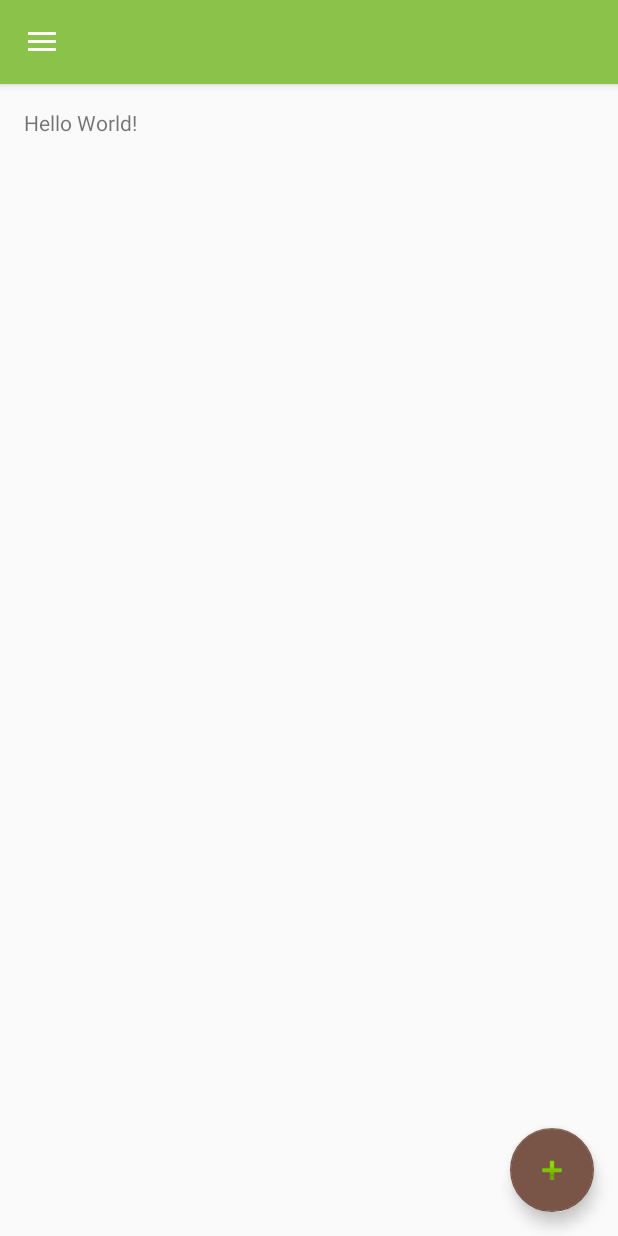
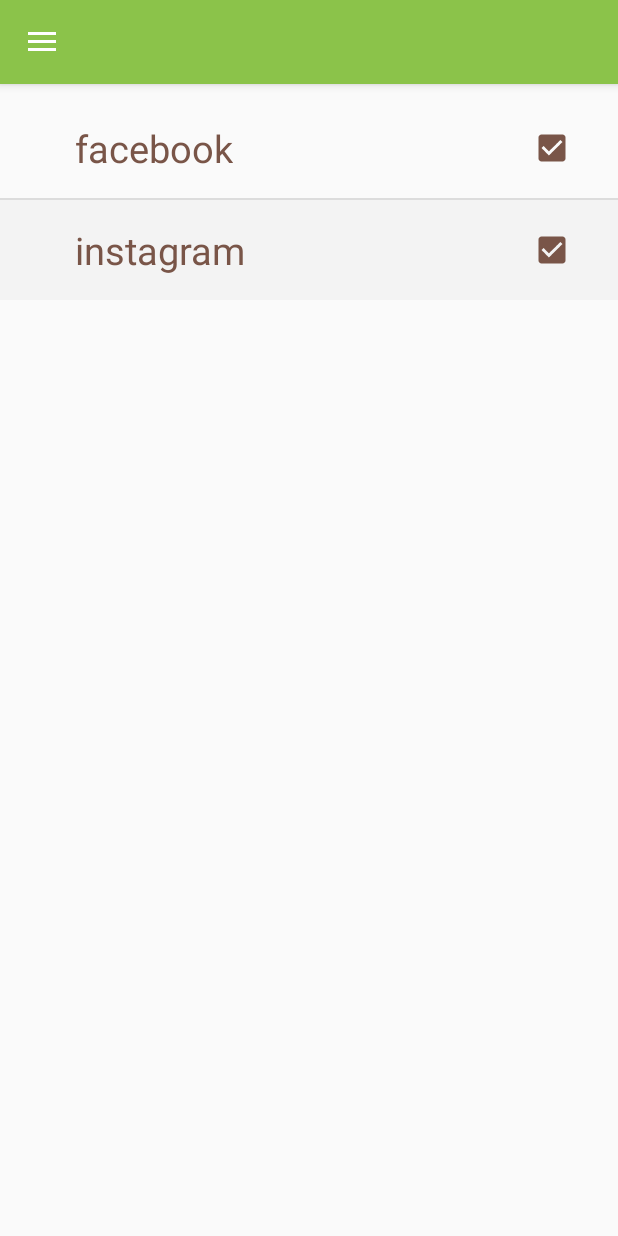
Before and after one commit to diegoalejogm/Hi, an Android app: the EditCategoryActivity screen opened directly, with no data from a screen before it, on a phone screen of 412 x 824 dp. Run offline under Robolectric (Android 15) with nearby library versions, the phone set to English and light mode, and no system bars; libraries missing offline, so code that uses them is left out: com.google.zxing.integration; 1 statement that could not run was skipped.

```diff
--- a/app/src/main/java/com/fbteam/hi/Configuration.java
+++ b/app/src/main/java/com/fbteam/hi/Configuration.java
@@ -14,7 +14,7 @@ public class Configuration {
 
     // storage
     public static final String DB_PREFERENCES = "MyPreferences";
-
+    public static final String CATEGORY_ID = "CategoryID";
 
     public static final int TYPE_LINK_PHONE = 0;
     public static final int TYPE_LINK_WEBSITE =  1;
--- a/app/src/main/java/com/fbteam/hi/activities/EditCategoryActivity.java
+++ b/app/src/main/java/com/fbteam/hi/activities/EditCategoryActivity.java
@@ -3,14 +3,19 @@ package com.fbteam.hi.activities;
 import android.os.Bundle;
 import android.support.design.widget.FloatingActionButton;
 import android.support.v7.widget.Toolbar;
+import android.view.Menu;
+import android.view.MenuItem;
 import android.view.View;
 import android.widget.AdapterView;
 import android.widget.ListView;
+import android.widget.TextView;
 
+import com.fbteam.hi.Configuration;
 import com.fbteam.hi.R;
 import com.fbteam.hi.adapters.CategoryListAdapter;
 import com.fbteam.hi.adapters.EditCategoryListAdapter;
 import com.fbteam.hi.helper.CaptureQRActivityAnyOrientation;
+import com.fbteam.hi.models.App;
 import com.fbteam.hi.models.Category;
 import com.google.zxing.integration.android.IntentIntegrator;
 
@@ -27,36 +32,34 @@ public class EditCategoryActivity extends ActivityNavMenu implements View.OnClic
     @Override
     protected void onCreate(Bundle savedInstanceState) {
         super.onCreate(savedInstanceState);
-        setContentView(R.layout.activity_home);
+        setContentView(R.layout.activity_edit_category);
         Toolbar toolbar = (Toolbar) findViewById(R.id.toolbar);
         loadNavDrawer(toolbar);
 
-//        editingCategoryId = 0;
-
+        // load editing category id
+        int categId = getIntent().getExtras().getInt(Configuration.CATEGORY_ID);
+//        int categId = Integer.parseInt(categIdStr);
+        editingCategory = App.getMe().getCategories().get(categId);
         findElements();
     }
 
 
     private void findElements(){
 
+        // set up title
+
+        TextView txt = (TextView)findViewById(R.id.category_title);
+        txt.setText(editingCategory.getName());
+
         /// set up list
+
         links = (ListView) findViewById(R.id.categoriesList);
-        links.setAdapter(new EditCategoryListAdapter(this, R.layout.category_row, editingCategory));
+        links.setAdapter(new EditCategoryListAdapter(this, R.layout.edit_category_row, editingCategory));
         links.setOnItemClickListener(new AdapterView.OnItemClickListener() {
             @Override
             public void onItemClick(AdapterView<?> adapterView, View view, int i, long l) {
-                Category clickedShout = (Category) adapterView.getItemAtPosition(i);
-//                intent.putExtra("theDataIdentifier", yourData);
-//                clickedShout.
-                // create
-//                clickedShout.createQRCode();
-
-
-
-//                FragmentShoutDetail fragmentShoutDetail = new FragmentShoutDetail();
-//                fragmentShoutDetail.setShoutDetail(clickedShout);
-//
-//                fragmentShoutDetail.show(getFragmentManager(), "Shout detail");
+                Category clickedCateg = (Category) adapterView.getItemAtPosition(i);
+//                clickedCateg.
             }
         });
 
@@ -71,4 +74,26 @@ public class EditCategoryActivity extends ActivityNavMenu implements View.OnClic
                 break;
         }
     }
+
+    @Override
+    public boolean onCreateOptionsMenu(Menu menu) {
+        // Inflate the menu; this adds items to the action bar if it is present.
+        getMenuInflater().inflate(R.menu.editing, menu);
+        return true;
+    }
+
+    @Override
+    public boolean onOptionsItemSelected(MenuItem item) {
+        // Handle action bar item clicks here. The action bar will
+        // automatically handle clicks on the Home/Up button, so long
+        // as you specify a parent activity in AndroidManifest.xml.
+        int id = item.getItemId();
+        //noinspection SimplifiableIfStatement
+        if (id == R.id.action_menu_done) {
+            //save user
+            //TODO: save category here
+            return true;
+        }
+        return super.onOptionsItemSelected(item);
+    }
 }
--- a/app/src/main/java/com/fbteam/hi/activities/LoginActivity.java
+++ b/app/src/main/java/com/fbteam/hi/activities/LoginActivity.java
@@ -80,7 +80,7 @@ public class LoginActivity extends Activity implements View.OnClickListener  {
     @Override
     public boolean onCreateOptionsMenu(Menu menu) {
         // Inflate the menu; this adds items to the action bar if it is present.
-//        getMenuInflater().inflate(R.menu.menu_main, menu);
+//        getMenuInflater().inflate(R.menu.editing, menu);
         return true;
     }
 
--- a/app/src/main/java/com/fbteam/hi/models/User.java
+++ b/app/src/main/java/com/fbteam/hi/models/User.java
@@ -36,7 +36,6 @@ public class User {
         c1.addLink(link2);
         Category c2 = new Category("Professional");
         c2.addLink(link2);
-        c2.addLink(link3);
 
         links.add(link1);
         links.add(link2);
@@ -55,7 +54,6 @@ public class User {
     {
         return categories;
     }
-
 
     public void persist(SharedPreferences preferences)
     {
--- /dev/null
+++ b/app/src/main/res/layout/activity_edit_category.xml
@@ -0,0 +1,25 @@
+<?xml version="1.0" encoding="utf-8"?>
+<android.support.v4.widget.DrawerLayout xmlns:android="http://schemas.android.com/apk/res/android"
+    xmlns:app="http://schemas.android.com/apk/res-auto"
+    xmlns:tools="http://schemas.android.com/tools"
+    android:id="@+id/drawer_layout"
+    android:layout_width="match_parent"
+    android:layout_height="match_parent"
+    android:fitsSystemWindows="true"
+    tools:openDrawer="start">
+
+    <include
+        layout="@layout/content_edit_category"
+        android:layout_width="match_parent"
+        android:layout_height="match_parent" />
+
+    <android.support.design.widget.NavigationView
+        android:id="@+id/nav_view"
+        android:layout_width="wrap_content"
+        android:layout_height="match_parent"
+        android:layout_gravity="start"
+        android:fitsSystemWindows="true"
+        app:headerLayout="@layout/nav_header_home"
+        app:menu="@menu/activity_home_drawer" />
+
+</android.support.v4.widget.DrawerLayout>
--- a/app/src/main/res/layout/app_bar_home.xml
+++ b/app/src/main/res/layout/app_bar_home.xml
@@ -17,7 +17,9 @@
             android:layout_width="match_parent"
             android:layout_height="?attr/actionBarSize"
             android:background="?attr/colorPrimary"
-            app:popupTheme="@style/AppTheme.PopupOverlay" />
+            app:popupTheme="@style/AppTheme.PopupOverlay">
+
+        </android.support.v7.widget.Toolbar>
 
     </android.support.design.widget.AppBarLayout>
 
--- /dev/null
+++ b/app/src/main/res/layout/content_edit_category.xml
@@ -0,0 +1,38 @@
+<?xml version="1.0" encoding="utf-8"?>
+<RelativeLayout xmlns:android="http://schemas.android.com/apk/res/android"
+    xmlns:app="http://schemas.android.com/apk/res-auto"
+    xmlns:tools="http://schemas.android.com/tools"
+    android:layout_width="match_parent"
+    android:layout_height="match_parent"
+    app:layout_behavior="@string/appbar_scrolling_view_behavior"
+    tools:context=".activities.EditCategoryActivity"
+    tools:showIn="@layout/activity_edit_category">
+
+    <android.support.design.widget.AppBarLayout
+        android:layout_width="match_parent"
+        android:layout_height="wrap_content"
+        android:theme="@style/AppTheme.AppBarOverlay">
+
+        <android.support.v7.widget.Toolbar
+            android:id="@+id/toolbar"
+            android:layout_width="match_parent"
+            android:layout_height="?attr/actionBarSize"
+            android:background="?attr/colorPrimary"
+            app:popupTheme="@style/AppTheme.PopupOverlay"/>
+    </android.support.design.widget.AppBarLayout>
+
+    <EditText
+        android:layout_width="200dp"
+        android:layout_height="wrap_content"
+        android:text="Hello World!"
+        android:layout_marginLeft="20dp"
+        android:textSize="25sp"
+        android:id="@+id/category_title" />
+
+    <ListView
+        android:layout_width="fill_parent"
+        android:layout_height="wrap_content"
+        android:id="@+id/categoriesList"
+        android:layout_below="@+id/category_title"
+        android:layout_marginTop="10dp" />
+</RelativeLayout>
--- a/app/src/main/res/layout/content_home.xml
+++ b/app/src/main/res/layout/content_home.xml
@@ -12,11 +12,6 @@
     tools:context=".activities.HomeActivity"
     tools:showIn="@layout/app_bar_home">
 
-    <TextView
-        android:layout_width="wrap_content"
-        android:layout_height="wrap_content"
-        android:text="Hello World!" />
-
     <ListView
         android:layout_width="fill_parent"
         android:layout_height="fill_parent"
--- a/app/src/main/res/layout/edit_category_row.xml
+++ b/app/src/main/res/layout/edit_category_row.xml
@@ -1,8 +1,11 @@
 <RelativeLayout xmlns:android="http://schemas.android.com/apk/res/android"
+    xmlns:app="http://schemas.android.com/apk/res-auto"
+    xmlns:tools="http://schemas.android.com/tools"
     android:orientation="vertical"
     android:layout_width="match_parent"
     android:layout_height="wrap_content"
     android:id="@+id/layoutBg"
+    android:fitsSystemWindows="true"
     android:weightSum="1.0">
 
     <RelativeLayout
--- a/app/src/main/res/layout/edit_link_row.xml
+++ b/app/src/main/res/layout/edit_link_row.xml
@@ -31,9 +31,9 @@
             android:hint="username"
             android:layout_centerVertical="true"
             android:layout_marginRight="10dp"
-            android:theme="@style/EditTextTheme"
             android:textColor="@color/primary_dark"
             android:textAlignment="center"
-            android:text="nshevchenko" />
+            android:text="nshevchenko"
+            android:theme="@style/EditTextTheme" />
     </RelativeLayout>
 </RelativeLayout>
--- a/app/src/main/res/layout/nav_header_home.xml
+++ b/app/src/main/res/layout/nav_header_home.xml
@@ -18,6 +18,7 @@
         android:paddingTop="@dimen/nav_header_vertical_spacing"
         android:src="@android:drawable/sym_def_app_icon" />
 
+
     <TextView
         android:layout_width="match_parent"
         android:layout_height="wrap_content"
--- a/app/src/main/res/menu/activity_home_drawer.xml
+++ b/app/src/main/res/menu/activity_home_drawer.xml
@@ -7,13 +7,14 @@
             android:icon="@drawable/ic_menu_camera"
             android:title="Scan user" />
         <item
+            android:id="@+id/nav_new_category"
+            android:icon="@drawable/ic_menu_slideshow"
+            android:title="Add new category" />
+        <item
             android:id="@+id/nav_edit_links"
             android:icon="@drawable/ic_menu_gallery"
-            android:title="Edit links" />
-        <item
-            android:id="@+id/nav_edit_categories"
-            android:icon="@drawable/ic_menu_slideshow"
-            android:title="Edit categories" />
+            android:title="Edit my profile" />
+
     </group>
 
     <item android:title="Communicate">
@@ -21,7 +22,7 @@
             <item
                 android:id="@+id/nav_share"
                 android:icon="@drawable/ic_menu_share"
-                android:title="Share" />
+                android:title="Share app on fb!" />
             <item
                 android:id="@+id/nav_send"
                 android:icon="@drawable/ic_menu_send"
--- /dev/null
+++ b/app/src/main/res/menu/editing.xml
@@ -0,0 +1,12 @@
+<?xml version="1.0" encoding="utf-8"?>
+<menu xmlns:android="http://schemas.android.com/apk/res/android"
+    xmlns:app="http://schemas.android.com/apk/res-auto">
+
+    <item android:id="@+id/action_menu_done"
+        android:title="DONE"
+        android:orderInCategory="100"
+        app:showAsAction="ifRoom"
+        />
+</menu>
+
+    <!--android:icon="@mipmap/ic_done"-->
--- a/app/src/main/res/values-v21/styles.xml
+++ b/app/src/main/res/values-v21/styles.xml
@@ -9,6 +9,10 @@
 
     <style name="EditTextTheme">
         <item name="colorControlNormal">@color/primary_dark</item>
+
+        <item name="android:focusable">true</item>
+        <item name="android:focusableInTouchMode">true</item>
+        <item name="android:clickable">true</item>
     </style>
 
 </resources>
--- a/app/src/main/res/values/styles.xml
+++ b/app/src/main/res/values/styles.xml
@@ -17,8 +17,13 @@
 
     <style name="AppTheme.PopupOverlay" parent="ThemeOverlay.AppCompat.Light" />
 
+
     <style name="EditTextTheme">
         <item name="colorControlNormal">@color/primary_dark</item>
+
+        <item name="android:focusable">true</item>
+        <item name="android:focusableInTouchMode">true</item>
+        <item name="android:clickable">true</item>
     </style>
 
 </resources>
```
Also changed, not shown: app/src/main/java/com/fbteam/hi/activities/ActivityNavMenu.java (+5 -2 lines), app/src/main/java/com/fbteam/hi/activities/EditLinksActivity.java (+26 -0 lines), app/src/main/java/com/fbteam/hi/activities/HomeActivity.java (+17 -1 lines).
